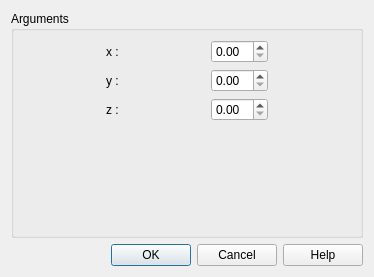
Above: src/HEXABLOCKGUI/Vertex_QTD.ui from SalomePlatform/hexablock before the change. Below: the same form after it.
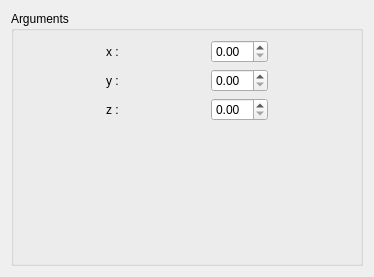
That is the form after the change.

Commit message: fixed : selection model added : highlight on propagation's edges 	apply button on dialog panel updated : association menu, object brower's name, menu always showing, ...

Diff of the .ui file:
```diff
--- a/src/HEXABLOCKGUI/Vertex_QTD.ui
+++ b/src/HEXABLOCKGUI/Vertex_QTD.ui
@@ -117,16 +117,6 @@
      </layout>
     </widget>
    </item>
-   <item>
-    <widget class="QDialogButtonBox" name="buttonBox">
-     <property name="orientation">
-      <enum>Qt::Horizontal</enum>
-     </property>
-     <property name="standardButtons">
-      <set>QDialogButtonBox::Cancel|QDialogButtonBox::Ok|QDialogButtonBox::Help</set>
-     </property>
-    </widget>
-   </item>
   </layout>
  </widget>
  <resources/>
```
Left out of the diff: 35 changed lines with no effect on the pictures. The commit also changes 37 other files.
